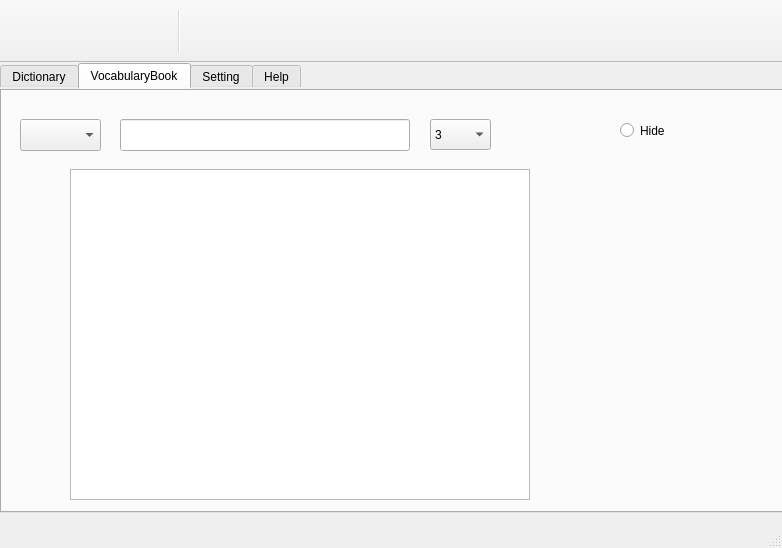
Before: the Qt Designer form src/gui/qt/mainwindow.ui in kartorz/AlphaDict, drawn with Qt 5.
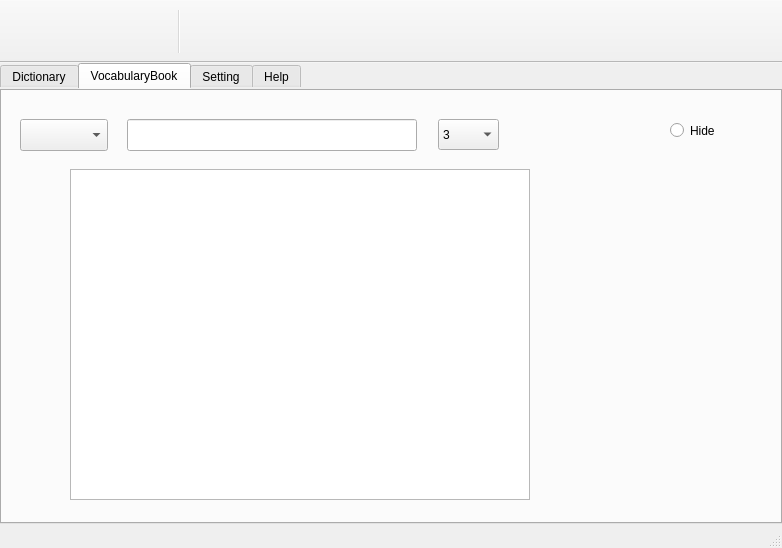
After: the same form once the commit is applied. The open tabs and pages were chosen to show the change. Icons and pictures are not drawn.

Patch:
```diff
--- a/src/gui/qt/mainwindow.ui
+++ b/src/gui/qt/mainwindow.ui
@@ -59,8 +59,8 @@
      <rect>
       <x>0</x>
       <y>0</y>
-      <width>787</width>
-      <height>450</height>
+      <width>782</width>
+      <height>461</height>
      </rect>
     </property>
     <property name="sizePolicy">
@@ -423,7 +423,7 @@
      <widget class="QLineEdit" name="vbInput">
       <property name="geometry">
        <rect>
-        <x>120</x>
+        <x>127</x>
         <y>30</y>
         <width>290</width>
         <height>32</height>
@@ -436,7 +436,7 @@
      <widget class="QRadioButton" name="vbExplHideradioButton">
       <property name="geometry">
        <rect>
-        <x>620</x>
+        <x>670</x>
         <y>30</y>
         <width>81</width>
         <height>23</height>
@@ -589,9 +589,9 @@
      <widget class="QLabel" name="vbExplLabel">
       <property name="geometry">
        <rect>
-        <x>538</x>
+        <x>555</x>
         <y>80</y>
-        <width>167</width>
+        <width>205</width>
         <height>320</height>
        </rect>
       </property>
@@ -607,6 +607,15 @@
            </color>
           </brush>
          </colorrole>
+         <colorrole role="PlaceholderText">
+          <brush brushstyle="NoBrush">
+           <color alpha="128">
+            <red>0</red>
+            <green>0</green>
+            <blue>255</blue>
+           </color>
+          </brush>
+         </colorrole>
         </active>
         <inactive>
          <colorrole role="Text">
@@ -618,6 +627,15 @@
            </color>
           </brush>
          </colorrole>
+         <colorrole role="PlaceholderText">
+          <brush brushstyle="NoBrush">
+           <color alpha="128">
+            <red>0</red>
+            <green>0</green>
+            <blue>255</blue>
+           </color>
+          </brush>
+         </colorrole>
         </inactive>
         <disabled>
          <colorrole role="Text">
@@ -629,6 +647,15 @@
            </color>
           </brush>
          </colorrole>
+         <colorrole role="PlaceholderText">
+          <brush brushstyle="NoBrush">
+           <color alpha="128">
+            <red>0</red>
+            <green>0</green>
+            <blue>255</blue>
+           </color>
+          </brush>
+         </colorrole>
         </disabled>
        </palette>
       </property>
@@ -652,7 +679,7 @@
        <rect>
         <x>20</x>
         <y>30</y>
-        <width>81</width>
+        <width>88</width>
         <height>32</height>
        </rect>
       </property>
@@ -718,9 +745,9 @@
      <widget class="QLabel" name="vbExamScoreLabel">
       <property name="geometry">
        <rect>
-        <x>510</x>
+        <x>531</x>
         <y>30</y>
-        <width>86</width>
+        <width>109</width>
         <height>25</height>
        </rect>
       </property>
@@ -731,7 +758,7 @@
      <widget class="QComboBox" name="vbcmbRepeatCount">
       <property name="geometry">
        <rect>
-        <x>430</x>
+        <x>438</x>
         <y>30</y>
         <width>61</width>
         <height>31</height>
```
Left out of the diff: 34 changed lines with no effect on the pictures.
